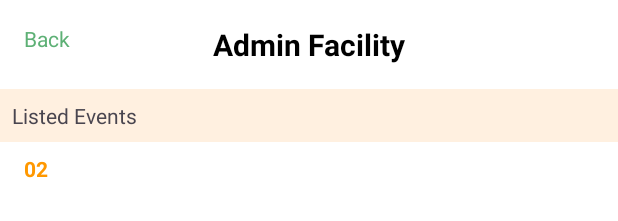
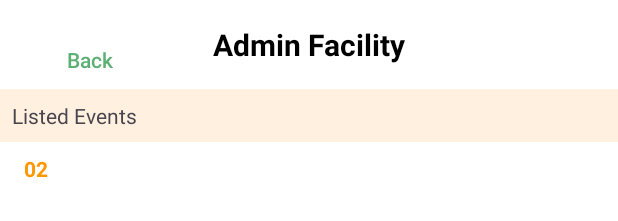
Before and after one commit to CMPUT301F24frolic/frolic-project, an Android app: the layout admin_facility_screen.xml on its own in the app's theme, with its tools: preview values and no code run, on a phone screen of 412 x 824 dp. Shown: the top 221 px of the screen. Run offline under Robolectric (Android 15) with nearby library versions, the phone set to English and light mode, and no system bars.

Commit message:
Small Changes to the Admin XML files

```diff
--- a/app/src/main/res/layout/admin_facility_screen.xml
+++ b/app/src/main/res/layout/admin_facility_screen.xml
@@ -7,14 +7,15 @@
     android:background="@android:color/white">
 
     <!-- Back Button -->
-    <TextView
+    <Button
         android:id="@+id/tvBack"
         android:layout_width="wrap_content"
         android:layout_height="wrap_content"
+        android:layout_marginStart="16dp"
+        android:layout_marginTop="16dp"
         android:text="Back"
         android:textColor="#5DB075"
-        android:layout_marginStart="16dp"
-        android:layout_marginTop="16dp"
+        android:backgroundTint="@android:color/white"
         app:layout_constraintStart_toStartOf="parent"
         app:layout_constraintTop_toTopOf="parent" />
 
--- a/app/src/main/res/layout/admin_manage_qr_codes_screen.xml
+++ b/app/src/main/res/layout/admin_manage_qr_codes_screen.xml
@@ -34,6 +34,7 @@
         android:layout_height="wrap_content"
         android:src="@drawable/qr_code_placeholder"
         android:adjustViewBounds="true"
+        android:background="#E0E0E0"
         android:layout_marginHorizontal="32dp"
         android:layout_marginTop="32dp"
         app:layout_constraintTop_toBottomOf="@id/tvTitle"
@@ -63,7 +64,7 @@
         android:layout_marginHorizontal="16dp"
         android:layout_marginTop="16dp"
         app:layout_constraintTop_toBottomOf="@id/btnStoreHashData"
-        app:layout_constraintStart_toStartOf="parent"
+        app:layout_constraintStart_toStartOf="@id/btnStoreHashData"
         app:layout_constraintEnd_toEndOf="parent" />
 
     <Button
@@ -75,7 +76,7 @@
         android:textColor="@android:color/white"
         android:layout_marginHorizontal="16dp"
         android:layout_marginBottom="24dp"
-        app:layout_constraintTop_toBottomOf="@id/btnEditQRCode"
+        app:layout_constraintBottom_toTopOf="@id/bottomNavigation"
         app:layout_constraintStart_toStartOf="parent"
         app:layout_constraintEnd_toEndOf="parent" />
 
```
Also changed, not shown: app/src/main/res/layout/admin_delete_event_screen.xml (+33 -4 lines).
